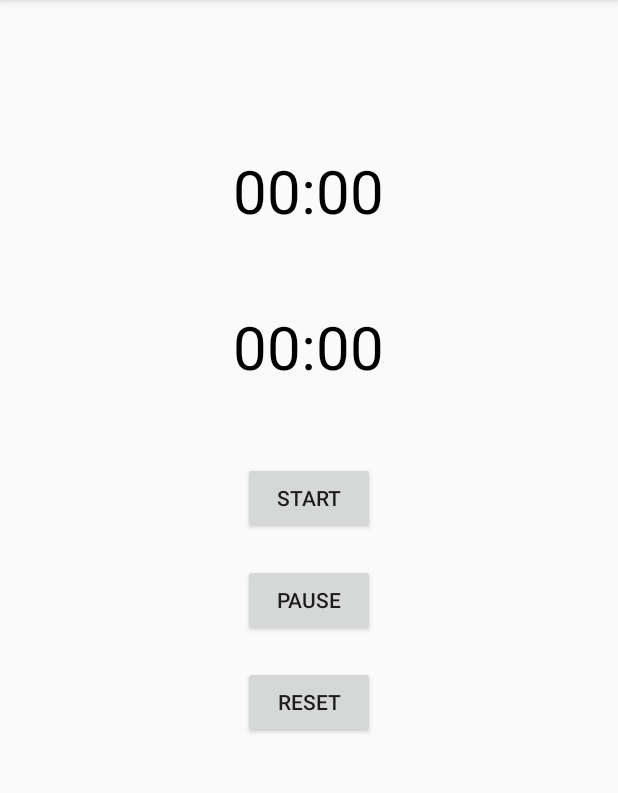
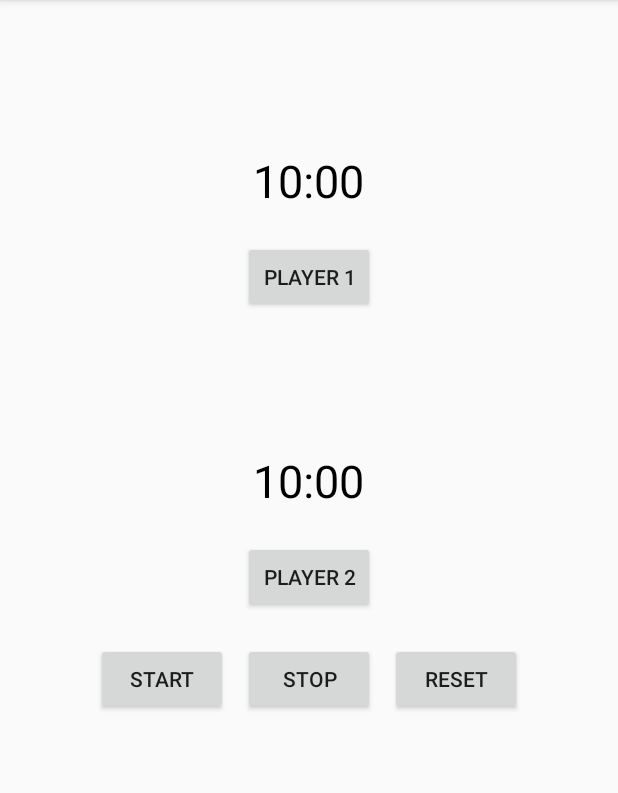
Before and after one commit to ZeuS-05/Chess-Timer-android-App, an Android app: the screen it shows after launch (MainActivity), on a phone screen of 412 x 824 dp, the part 84-877 px from its top. Run offline under Robolectric (Android 15) with nearby library versions, the phone set to English and light mode, and no system bars.

Commit message:
add start stop and reset

```diff
--- a/app/src/main/java/com/example/chesstimerappproject/MainActivity.java
+++ b/app/src/main/java/com/example/chesstimerappproject/MainActivity.java
@@ -1,4 +1,3 @@
-// MainActivity.java
 package com.example.chesstimerappproject;
 
 import android.os.Bundle;
@@ -12,24 +11,40 @@ import androidx.appcompat.app.AppCompatActivity;
 public class MainActivity extends AppCompatActivity {
 
     private TextView timer1, timer2;
-    private Button startButton, pauseButton, resetButton;
+    private Button player1Button, player2Button;
+    private Button startButton, stopButton, resetButton;
 
     private Handler handler = new Handler();
-    private boolean isRunning = false;
-    private long startTime = 0;
+    private boolean isPlayer1Turn = true;
+    private long player1Time = 10 * 60 * 1000; // 10 minutes in milliseconds
+    private long player2Time = 10 * 60 * 1000; // 10 minutes in milliseconds
+    private boolean isTimerRunning = false;
 
     private Runnable timerRunnable = new Runnable() {
         @Override
         public void run() {
-            long millis = System.currentTimeMillis() - startTime;
-            int seconds = (int) (millis / 1000);
-            int minutes = seconds / 60;
-            seconds = seconds % 60;
-
-            timer1.setText(String.format("%02d:%02d", minutes, seconds));
-            timer2.setText(String.format("%02d:%02d", minutes, seconds));
-
-            handler.postDelayed(this, 500);
+            if (isPlayer1Turn) {
+                player1Time -= 1000;
+                if (player1Time <= 0) {
+                    timer1.setText("00:00");
+                    handler.removeCallbacks(this);
+                    return;
+                }
+                int minutes = (int) (player1Time / 1000) / 60;
+                int seconds = (int) (player1Time / 1000) % 60;
+                timer1.setText(String.format("%02d:%02d", minutes, seconds));
+            } else {
+                player2Time -= 1000;
+                if (player2Time <= 0) {
+                    timer2.setText("00:00");
+                    handler.removeCallbacks(this);
+                    return;
+                }
+                int minutes = (int) (player2Time / 1000) / 60;
+                int seconds = (int) (player2Time / 1000) % 60;
+                timer2.setText(String.format("%02d:%02d", minutes, seconds));
+            }
+            handler.postDelayed(this, 1000);
         }
     };
 
@@ -40,27 +55,57 @@ public class MainActivity extends AppCompatActivity {
 
         timer1 = findViewById(R.id.timer1);
         timer2 = findViewById(R.id.timer2);
+        player1Button = findViewById(R.id.player1Button);
+        player2Button = findViewById(R.id.player2Button);
         startButton = findViewById(R.id.startButton);
-        pauseButton = findViewById(R.id.pauseButton);
+        stopButton = findViewById(R.id.stopButton);
         resetButton = findViewById(R.id.resetButton);
+
+        // Initialize isTimerRunning to false
+        isTimerRunning = false;
+
+        player1Button.setOnClickListener(new View.OnClickListener() {
+            @Override
+            public void onClick(View v) {
+                if (!isPlayer1Turn) {
+                    isPlayer1Turn = true;
+                    handler.removeCallbacks(timerRunnable);
+                    if (isTimerRunning) {
+                        handler.post(timerRunnable);
+                    }
+                }
+            }
+        });
+
+        player2Button.setOnClickListener(new View.OnClickListener() {
+            @Override
+            public void onClick(View v) {
+                if (isPlayer1Turn) {
+                    isPlayer1Turn = false;
+                    handler.removeCallbacks(timerRunnable);
+                    if (isTimerRunning) {
+                        handler.post(timerRunnable);
+                    }
+                }
+            }
+        });
 
         startButton.setOnClickListener(new View.OnClickListener() {
             @Override
             public void onClick(View v) {
-                if (!isRunning) {
-                    startTime = System.currentTimeMillis();
+                if (!isTimerRunning) {
+                    isTimerRunning = true;
                     handler.post(timerRunnable);
-                    isRunning = true;
                 }
             }
         });
 
-        pauseButton.setOnClickListener(new View.OnClickListener() {
+        stopButton.setOnClickListener(new View.OnClickListener() {
             @Override
             public void onClick(View v) {
-                if (isRunning) {
+                if (isTimerRunning) {
+                    isTimerRunning = false;
                     handler.removeCallbacks(timerRunnable);
-                    isRunning = false;
                 }
             }
         });
@@ -68,11 +113,31 @@ public class MainActivity extends AppCompatActivity {
         resetButton.setOnClickListener(new View.OnClickListener() {
             @Override
             public void onClick(View v) {
-                handler.removeCallbacks(timerRunnable);
-                isRunning = false;
-                timer1.setText("00:00");
-                timer2.setText("00:00");
+                // Reset timer values
+                player1Time = 10 * 60 * 1000;
+                player2Time = 10 * 60 * 1000;
+
+                // Update timer text views
+                updateTimerText();
+
+                // Stop the timer if running
+                if (isTimerRunning) {
+                    isTimerRunning = false;
+                    handler.removeCallbacks(timerRunnable);
+                }
             }
         });
     }
+
+
+    // Helper method to update timer text views
+    private void updateTimerText() {
+        int minutes1 = (int) (player1Time / 1000) / 60;
+        int seconds1 = (int) (player1Time / 1000) % 60;
+        timer1.setText(String.format("%02d:%02d", minutes1, seconds1));
+
+        int minutes2 = (int) (player2Time / 1000) / 60;
+        int seconds2 = (int) (player2Time / 1000) % 60;
+        timer2.setText(String.format("%02d:%02d", minutes2, seconds2));
+    }
 }
--- a/app/src/main/res/layout/activity_main.xml
+++ b/app/src/main/res/layout/activity_main.xml
@@ -1,62 +1,75 @@
 <?xml version="1.0" encoding="utf-8"?>
-<!-- activity_main.xml -->
 <RelativeLayout xmlns:android="http://schemas.android.com/apk/res/android"
     xmlns:tools="http://schemas.android.com/tools"
     android:layout_width="match_parent"
     android:layout_height="match_parent"
     tools:context=".MainActivity">
 
-    <!-- Timer 1 -->
     <TextView
         android:id="@+id/timer1"
         android:layout_width="wrap_content"
         android:layout_height="wrap_content"
+        android:text="10:00"
+        android:textSize="30sp"
         android:layout_centerHorizontal="true"
         android:layout_marginTop="100dp"
-        android:text="00:00"
-        android:textSize="40sp"
-        android:textColor="#000000"/>
+        android:textColor="@android:color/black"/>
 
-    <!-- Timer 2 -->
     <TextView
         android:id="@+id/timer2"
         android:layout_width="wrap_content"
         android:layout_height="wrap_content"
+        android:text="10:00"
+        android:textSize="30sp"
+        android:layout_centerHorizontal="true"
+        android:layout_marginTop="300dp"
+        android:textColor="@android:color/black"/>
+
+    <Button
+        android:id="@+id/player1Button"
+        android:layout_width="wrap_content"
+        android:layout_height="wrap_content"
+        android:text="Player 1"
         android:layout_below="@id/timer1"
         android:layout_centerHorizontal="true"
-        android:layout_marginTop="50dp"
-        android:text="00:00"
-        android:textSize="40sp"
-        android:textColor="#000000"/>
+        android:layout_marginTop="20dp"/>
 
-    <!-- Start Button -->
+    <Button
+        android:id="@+id/player2Button"
+        android:layout_width="wrap_content"
+        android:layout_height="wrap_content"
+        android:text="Player 2"
+        android:layout_below="@id/timer2"
+        android:layout_centerHorizontal="true"
+        android:layout_marginTop="20dp"/>
+
     <Button
         android:id="@+id/startButton"
         android:layout_width="wrap_content"
         android:layout_height="wrap_content"
-        android:layout_below="@id/timer2"
-        android:layout_marginTop="50dp"
-        android:layout_centerHorizontal="true"
-        android:text="Start" />
+        android:text="Start"
+        android:layout_below="@id/player2Button"
+        android:layout_marginTop="20dp"
+        android:layout_marginEnd="10dp"
+        android:layout_toStartOf="@id/stopButton"/>
 
-    <!-- Pause Button -->
     <Button
-        android:id="@+id/pauseButton"
+        android:id="@+id/stopButton"
         android:layout_width="wrap_content"
         android:layout_height="wrap_content"
-        android:layout_below="@id/startButton"
+        android:text="Stop"
+        android:layout_below="@id/player2Button"
         android:layout_marginTop="20dp"
-        android:layout_centerHorizontal="true"
-        android:text="Pause" />
+        android:layout_centerHorizontal="true"/>
 
-    <!-- Reset Button -->
     <Button
         android:id="@+id/resetButton"
         android:layout_width="wrap_content"
         android:layout_height="wrap_content"
-        android:layout_below="@id/pauseButton"
+        android:text="Reset"
+        android:layout_below="@id/player2Button"
         android:layout_marginTop="20dp"
-        android:layout_centerHorizontal="true"
-        android:text="Reset" />
+        android:layout_marginStart="10dp"
+        android:layout_toEndOf="@id/stopButton"/>
 
 </RelativeLayout>
```
